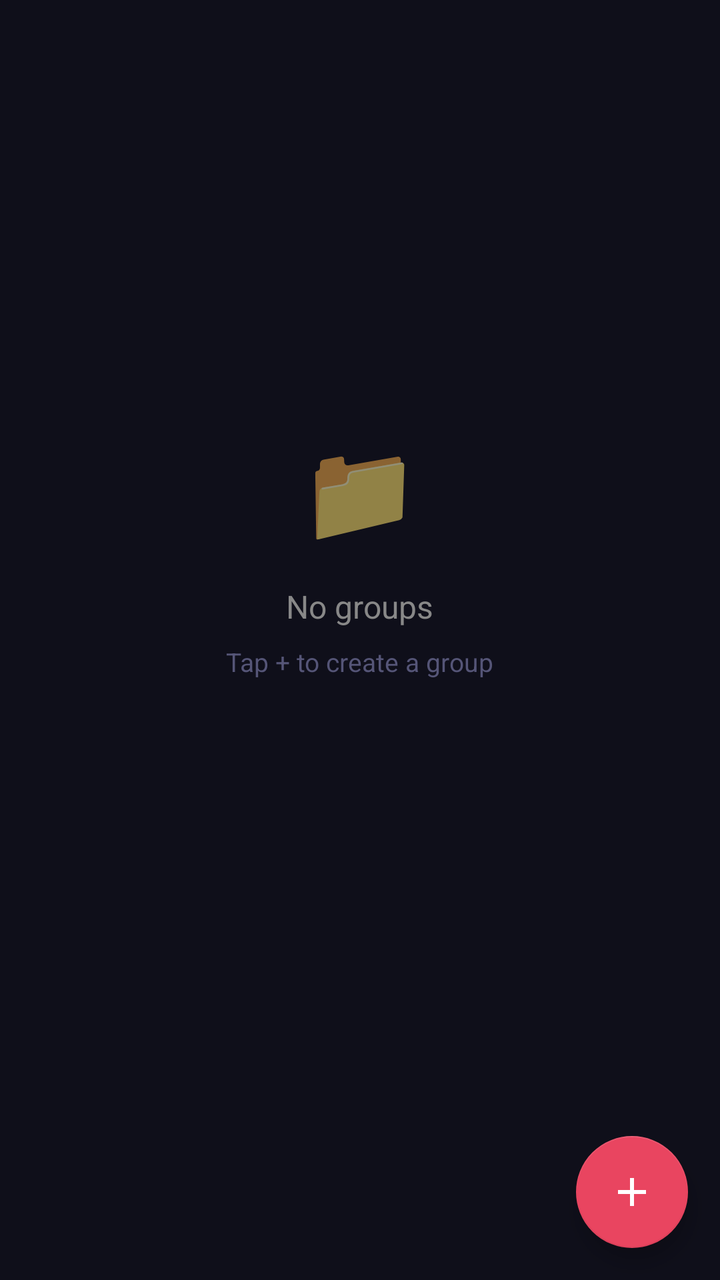
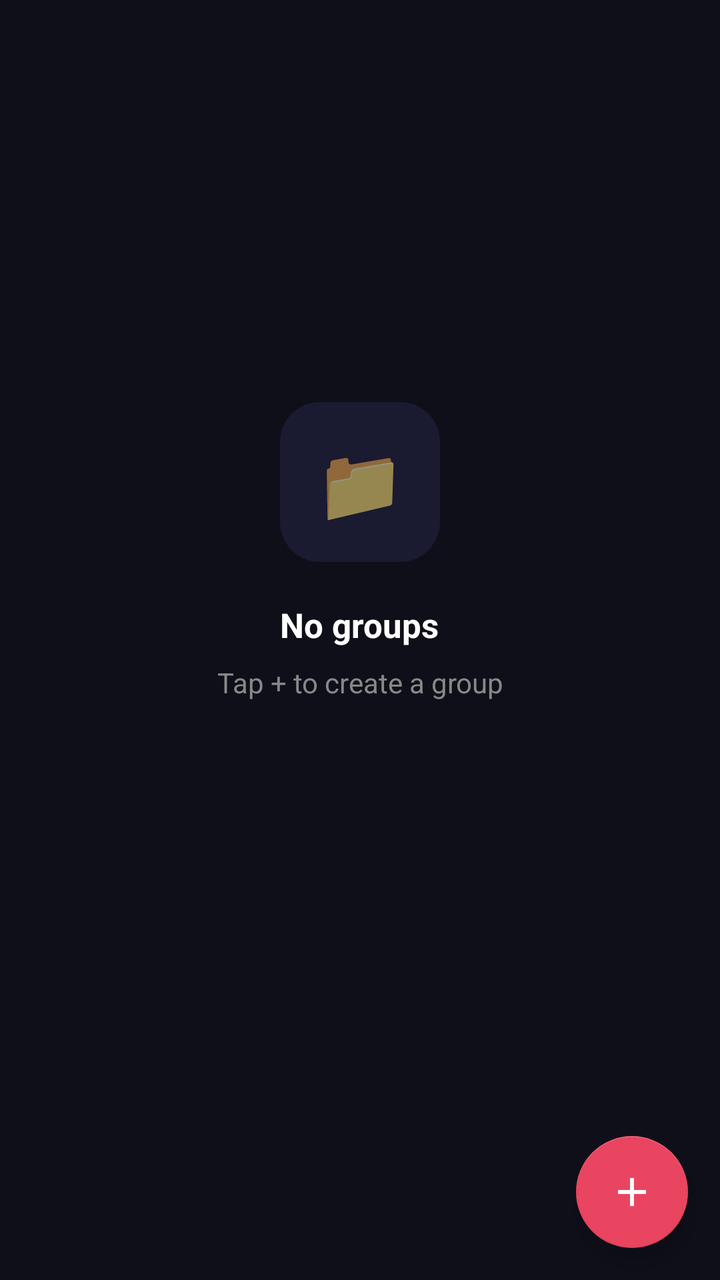

Before-and-after screenshots of an Android layout around one commit, followed by the original layout XML and the change that was made.
<!-- AndroidManifest.xml: application theme Theme.ITNSecureBrowser -->
<!-- res/layout/fragment_groups.xml -->
<?xml version="1.0" encoding="utf-8"?>
<LinearLayout xmlns:android="http://schemas.android.com/apk/res/android"
    android:layout_width="match_parent"
    android:layout_height="match_parent"
    android:orientation="vertical"
    android:background="#0F0F1A">

    <LinearLayout
        android:id="@+id/emptyState"
        android:layout_width="match_parent"
        android:layout_height="0dp"
        android:layout_weight="1"
        android:orientation="vertical"
        android:gravity="center"
        android:visibility="visible">

        <TextView
            android:layout_width="wrap_content"
            android:layout_height="wrap_content"
            android:text="📁"
            android:textSize="48sp"
            android:layout_marginBottom="16dp" />

        <TextView
            android:layout_width="wrap_content"
            android:layout_height="wrap_content"
            android:text="@string/groups_empty_title"
            android:textColor="#888888"
            android:textSize="16sp" />

        <TextView
            android:layout_width="wrap_content"
            android:layout_height="wrap_content"
            android:text="@string/groups_empty_hint"
            android:textColor="#555577"
            android:textSize="13sp"
            android:layout_marginTop="8dp" />
    </LinearLayout>

    <androidx.recyclerview.widget.RecyclerView
        android:id="@+id/groupsList"
        android:layout_width="match_parent"
        android:layout_height="0dp"
        android:layout_weight="1"
        android:visibility="gone"
        android:clipToPadding="false"
        android:paddingBottom="80dp" />

    <FrameLayout
        android:layout_width="match_parent"
        android:layout_height="wrap_content">

        <com.google.android.material.floatingactionbutton.FloatingActionButton
            android:id="@+id/fabAddGroup"
            android:layout_width="wrap_content"
            android:layout_height="wrap_content"
            android:layout_gravity="end|bottom"
            android:layout_margin="16dp"
            android:src="@drawable/ic_add"
            android:contentDescription="Add group"
            app:backgroundTint="@color/accent"
            app:tint="#FFFFFF"
            xmlns:app="http://schemas.android.com/apk/res-auto" />
    </FrameLayout>

</LinearLayout>
<!-- resources referenced by this layout -->
<resources>
  <color name="accent">#E94560</color>
  <!-- drawable ic_add (drawable) -->
  <vector xmlns:android="http://schemas.android.com/apk/res/android"
      android:width="24dp"
      android:height="24dp"
      android:viewportWidth="24"
      android:viewportHeight="24">
      <path
          android:fillColor="#FFFFFF"
          android:pathData="M19,13h-6v6h-2v-6H5v-2h6V5h2v6h6v2z" />
  </vector>
  <string name="groups_empty_hint">Tap + to create a group</string>
  <string name="groups_empty_title">No groups</string>
  <style name="Theme.ITNSecureBrowser" parent="Theme.MaterialComponents.DayNight.NoActionBar">
          <item name="colorPrimary">@color/tab_active</item>
          <item name="colorPrimaryVariant">@color/bg_tab_bar</item>
          <item name="colorOnPrimary">@color/text_primary</item>
          <item name="colorSecondary">@color/accent</item>
          <item name="colorOnSecondary">@color/text_primary</item>
          <item name="android:windowBackground">@color/bg_toolbar</item>
          <item name="android:statusBarColor">@color/bg_tab_bar</item>
          <item name="android:navigationBarColor">@color/bg_tab_bar</item>
          <item name="android:windowLightStatusBar">false</item>
      </style>
  <color name="tab_active">#0F3460</color>
  <color name="bg_tab_bar">#1A1A2E</color>
  <color name="text_primary">#FFFFFF</color>
  <color name="bg_toolbar">#16213E</color>
</resources>

<!-- the commit's change to res/layout/fragment_groups.xml (unified diff, before → after) -->
@@ -1,10 +1,12 @@
 <?xml version="1.0" encoding="utf-8"?>
 <LinearLayout xmlns:android="http://schemas.android.com/apk/res/android"
+    xmlns:app="http://schemas.android.com/apk/res-auto"
     android:layout_width="match_parent"
     android:layout_height="match_parent"
     android:orientation="vertical"
-    android:background="#0F0F1A">
+    android:background="@color/bg_page">
 
+    
     <LinearLayout
         android:id="@+id/emptyState"
         android:layout_width="match_parent"
@@ -12,29 +14,40 @@
         android:layout_weight="1"
         android:orientation="vertical"
         android:gravity="center"
-        android:visibility="visible">
+        android:visibility="visible"
+        android:paddingStart="32dp"
+        android:paddingEnd="32dp">
 
-        <TextView
-            android:layout_width="wrap_content"
-            android:layout_height="wrap_content"
-            android:text="📁"
-            android:textSize="48sp"
-            android:layout_marginBottom="16dp" />
+        <FrameLayout
+            android:layout_width="80dp"
+            android:layout_height="80dp"
+            android:background="@drawable/bg_empty_state_card"
+            android:layout_marginBottom="20dp">
+
+            <TextView
+                android:layout_width="wrap_content"
+                android:layout_height="wrap_content"
+                android:text="📁"
+                android:textSize="36sp"
+                android:layout_gravity="center" />
+        </FrameLayout>
 
         <TextView
             android:layout_width="wrap_content"
             android:layout_height="wrap_content"
             android:text="@string/groups_empty_title"
-            android:textColor="#888888"
-            android:textSize="16sp" />
+            android:textColor="@color/text_primary"
+            android:textSize="17sp"
+            android:textStyle="bold" />
 
         <TextView
             android:layout_width="wrap_content"
             android:layout_height="wrap_content"
             android:text="@string/groups_empty_hint"
-            android:textColor="#555577"
-            android:textSize="13sp"
-            android:layout_marginTop="8dp" />
+            android:textColor="@color/text_secondary"
+            android:textSize="14sp"
+            android:layout_marginTop="8dp"
+            android:gravity="center" />
     </LinearLayout>
 
     <androidx.recyclerview.widget.RecyclerView
@@ -44,7 +57,10 @@
         android:layout_weight="1"
         android:visibility="gone"
         android:clipToPadding="false"
-        android:paddingBottom="80dp" />
+        android:paddingStart="12dp"
+        android:paddingEnd="12dp"
+        android:paddingTop="12dp"
+        android:paddingBottom="88dp" />
 
     <FrameLayout
         android:layout_width="match_parent"
@@ -60,7 +76,7 @@
             android:contentDescription="Add group"
             app:backgroundTint="@color/accent"
             app:tint="#FFFFFF"
-            xmlns:app="http://schemas.android.com/apk/res-auto" />
+            app:shapeAppearanceOverlay="@style/ShapeAppearanceOverlay.FAB" />
     </FrameLayout>
 
 </LinearLayout>
<!-- resource entries referenced after the edit -->
@@ -1,6 +1,7 @@
 <!-- resources referenced by this layout -->
 <resources>
   <color name="accent">#E94560</color>
+  <color name="bg_page">#0F0F1A</color>
   <!-- drawable ic_add (drawable) -->
   <vector xmlns:android="http://schemas.android.com/apk/res/android"
       android:width="24dp"
@@ -13,6 +14,9 @@
   </vector>
   <string name="groups_empty_hint">Tap + to create a group</string>
   <string name="groups_empty_title">No groups</string>
+  <style name="ShapeAppearanceOverlay.FAB" parent="">
+          <item name="cornerSize">50%</item>
+      </style>
   <style name="Theme.ITNSecureBrowser" parent="Theme.MaterialComponents.DayNight.NoActionBar">
           <item name="colorPrimary">@color/tab_active</item>
           <item name="colorPrimaryVariant">@color/bg_tab_bar</item>
@@ -24,9 +28,18 @@
           <item name="android:navigationBarColor">@color/bg_tab_bar</item>
           <item name="android:windowLightStatusBar">false</item>
       </style>
+  <color name="empty_icon_bg">#1A1A30</color>
   <color name="tab_active">#0F3460</color>
   <color name="bg_tab_bar">#1A1A2E</color>
   <color name="text_primary">#FFFFFF</color>
+  <color name="text_secondary">#888888</color>
+  <!-- drawable bg_empty_state_card (drawable) -->
+  <?xml version="1.0" encoding="utf-8"?>
+  <shape xmlns:android="http://schemas.android.com/apk/res/android"
+      android:shape="rectangle">
+      <corners android:radius="20dp" />
+      <solid android:color="@color/empty_icon_bg" />
+  </shape>
   <color name="bg_toolbar">#16213E</color>
 </resources>
 
